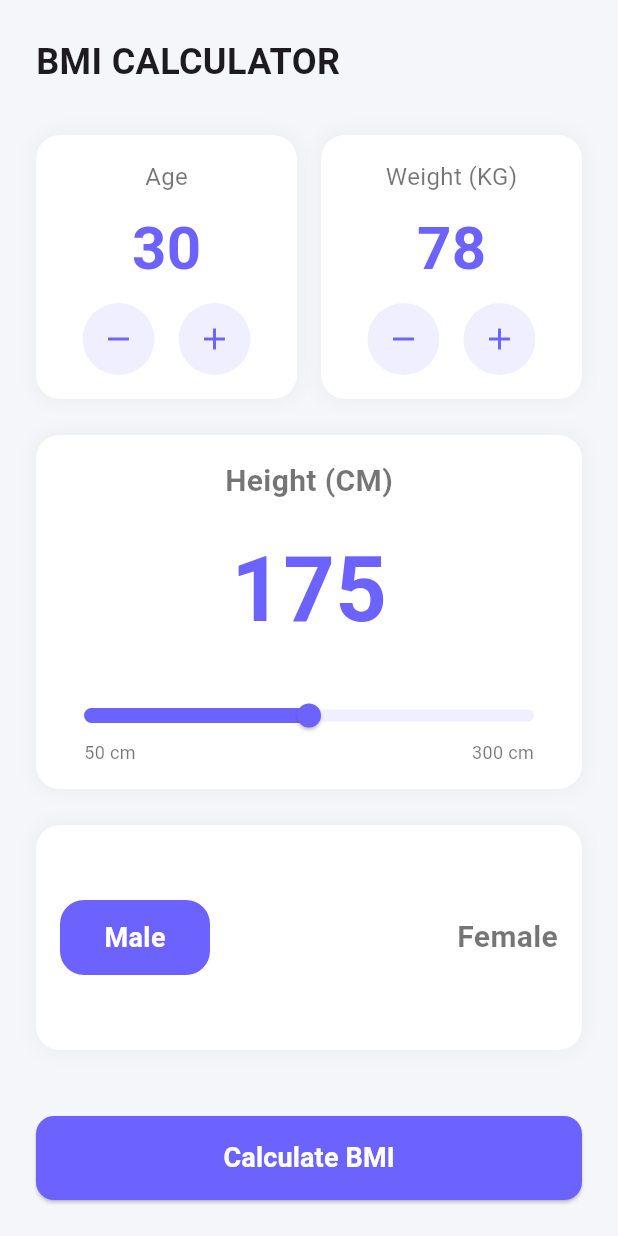
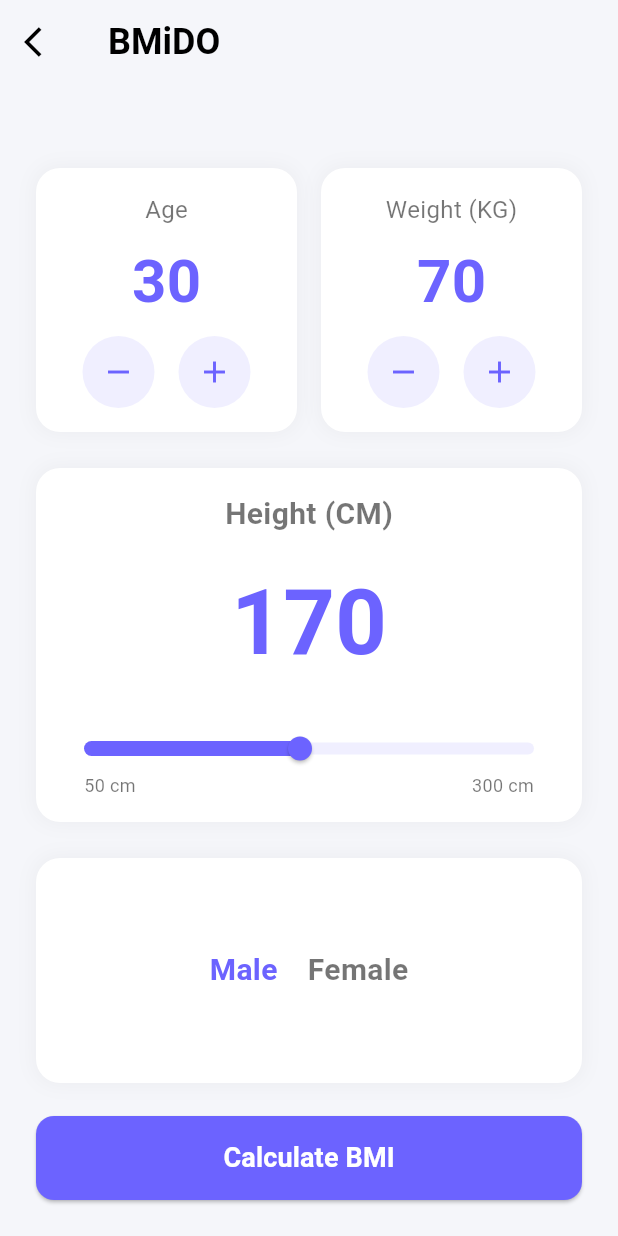
Before and after one commit to Psiyllo/bmi-app-flutter, a Flutter app: the BMICalculatorScreen screen opened directly, on a phone screen of 412 x 824 dp. Run offline on Flutter 3.47's test engine with Material 3 defaults, Android fonts, the phone set to English and light mode, and no system bars; our stand-ins replace sqflite_common, sqflite_common_ffi, sqflite_common_ffi_web; accounts and stored records are empty.

```diff
--- a/lib/presentation/screens/bmi_calculator_screen.dart
+++ /dev/null
@@ -1,283 +0,0 @@
-import 'package:flutter/material.dart';
-import '../../core/theme/app_colors.dart';
-import '../../core/constants/app_constants.dart';
-import '../../core/theme/app_text_styles.dart';
-import '../../data/models/bmi_model.dart';
-import '../widgets/custom_button.dart';
-import '../widgets/custom_slider.dart';
-import '/presentation/screens/bmi_result_screen.dart';
-
-class BMICalculatorScreen extends StatefulWidget {
-  const BMICalculatorScreen({Key? key}) : super(key: key);
-
-  @override
-  _BMICalculatorScreenState createState() => _BMICalculatorScreenState();
-}
-
-class _BMICalculatorScreenState extends State<BMICalculatorScreen> {
-  double height = 175;
-  double weight = 78;
-  int age = 30;
-  String gender = 'Male';
-
-  Widget _buildValueCard(String title, String value, VoidCallback onMinus, VoidCallback onPlus) {
-    return Container(
-      padding: const EdgeInsets.all(16),
-      decoration: BoxDecoration(
-        color: Colors.white,
-        borderRadius: BorderRadius.circular(16),
-        boxShadow: [
-          BoxShadow(
-            color: Colors.grey.withOpacity(0.1),
-            spreadRadius: 1,
-            blurRadius: 10,
-          ),
-        ],
-      ),
-      child: Column(
-        children: [
-          Text(
-            title,
-            style: const TextStyle(
-              color: Colors.black54,
-              fontSize: 16,
-            ),
-          ),
-          const SizedBox(height: 8),
-          Text(
-            value,
-            style: const TextStyle(
-              color: AppColors.primary,
-              fontSize: 40,
-              fontWeight: FontWeight.bold,
-            ),
-          ),
-          const SizedBox(height: 8),
-          Row(
-            mainAxisSize: MainAxisSize.min,
-            children: [
-              _buildCircularButton(Icons.remove, onMinus),
-              const SizedBox(width: 16),
-              _buildCircularButton(Icons.add, onPlus),
-            ],
-          ),
-        ],
-      ),
-    );
-  }
-
-  Widget _buildCircularButton(IconData icon, VoidCallback onPressed) {
-    return Container(
-      decoration: BoxDecoration(
-        shape: BoxShape.circle,
-        color: AppColors.primary.withOpacity(0.1),
-      ),
-      child: IconButton(
-        icon: Icon(icon, color: AppColors.primary),
-        onPressed: onPressed,
-      ),
-    );
-  }
-
-  Widget _buildHeightCard() {
-    return Container(
-      padding: const EdgeInsets.all(16),
-      decoration: BoxDecoration(
-        color: Colors.white,
-        borderRadius: BorderRadius.circular(16),
-        boxShadow: [
-          BoxShadow(
-            color: Colors.grey.withOpacity(0.1),
-            spreadRadius: 1,
-            blurRadius: 10,
-          ),
-        ],
-      ),
-      child: Column(
-        crossAxisAlignment: CrossAxisAlignment.center,
-        children: [
-          const Text(
-            'Height (CM)',
-            style: TextStyle(
-              color: Colors.black54,
-              fontSize: 20,
-              fontWeight: FontWeight.bold,
-            ),
-          ),
-          const SizedBox(height: 16),
-          Text(
-            height.toStringAsFixed(0),
-            style: const TextStyle(
-              color: AppColors.primary,
-              fontSize: 60,
-              fontWeight: FontWeight.bold,
-            ),
-          ),
-          const SizedBox(height: 24),
-          CustomSlider(
-            value: height,
-            min: 50,
-            max: 300,
-            onChanged: (value) {
-              setState(() {
-                height = value;
-              });
-            },
-          ),
-        ],
-      ),
-    );
-  }
-
-  Widget _buildGenderSelector() {
-  return Container(
-    height: 150, // Aumentei o tamanho da caixa
-    padding: const EdgeInsets.all(16),
-    decoration: BoxDecoration(
-      color: Colors.white,
-      borderRadius: BorderRadius.circular(16),
-      boxShadow: [
-        BoxShadow(
-          color: Colors.grey.withOpacity(0.1),
-          spreadRadius: 1,
-          blurRadius: 10,
-        ),
-      ],
-    ),
-    child: Stack(
-      alignment: Alignment.center,
-      children: [
-        Row(
-          mainAxisAlignment: MainAxisAlignment.spaceBetween,
-          children: [
-            Text(
-              'Male',
-              style: TextStyle(
-                fontSize: 20,
-                fontWeight: FontWeight.bold,
-                color: gender == 'Male' ? AppColors.primary : Colors.black54,
-              ),
-            ),
-            Text(
-              'Female',
-              style: TextStyle(
-                fontSize: 20,
-                fontWeight: FontWeight.bold,
-                color: gender == 'Female' ? AppColors.primary : Colors.black54,
-              ),
-            ),
-          ],
-        ),
-        AnimatedAlign(
-          alignment: gender == 'Male' ? Alignment.centerLeft : Alignment.centerRight,
-          duration: const Duration(milliseconds: 300),
-          child: GestureDetector(
-            onTap: () {
-              setState(() {
-                gender = gender == 'Male' ? 'Female' : 'Male';
-              });
-            },
-            child: Container(
-              width: 100,
-              height: 50,
-              decoration: BoxDecoration(
-                color: AppColors.primary,
-                borderRadius: BorderRadius.circular(16),
-              ),
-              child: Center(
-                child: Text(
-                  gender,
-                  style: const TextStyle(
-                    color: Colors.white,
-                    fontSize: 18,
-                    fontWeight: FontWeight.bold,
-                  ),
-                ),
-              ),
-            ),
-          ),
-        ),
-      ],
-    ),
-  );
-}
-
-  @override
-Widget build(BuildContext context) {
-  return Scaffold(
-    backgroundColor: const Color(0xFFF5F6FA),
-    body: SafeArea(
-      child: Padding(
-        padding: const EdgeInsets.all(24.0),
-        child: Column(
-          crossAxisAlignment: CrossAxisAlignment.start,
-          children: [
-            const Text(
-              'BMI CALCULATOR',
-              style: TextStyle(
-                fontSize: 24,
-                fontWeight: FontWeight.bold,
-              ),
-            ),
-            const SizedBox(height: 32),
-            Row(
-              children: [
-                Expanded(
-                  child: _buildValueCard(
-                    'Age',
-                    age.toString(),
-                    () => setState(() {
-                      if (age > 1) age--;
-                    }),
-                    () => setState(() {
-                      age++;
-                    }),
-                  ),
-                ),
-                const SizedBox(width: 16),
-                Expanded(
-                  child: _buildValueCard(
-                    'Weight (KG)',
-                    weight.toStringAsFixed(0),
-                    () => setState(() {
-                      if (weight > 1) weight--;
-                    }),
-                    () => setState(() {
-                      weight++;
-                    }),
-                  ),
-                ),
-              ],
-            ),
-            const SizedBox(height: 24),
-            _buildHeightCard(),
-            const SizedBox(height: 24),
-            _buildGenderSelector(),
-            const Spacer(),
-            // Corrigindo o botão aqui
-            CustomButton(
-              text: AppConstants.calculateButtonText,
-              onPressed: () {
-                final bmiModel = BMIModel(
-                  height: height,
-                  weight: weight,
-                  age: age,
-                  gender: gender,
-                );
-                Navigator.push(
-                  context,
-                  MaterialPageRoute(
-                    builder: (context) => BMIResultScreen(bmiModel: bmiModel),
-                  ),
-                );
-              },
-              backgroundColor: AppColors.primary, // Cor de fundo do botão
-              textColor: AppColors.background, // Cor do texto do botão
-            ),
-          ],
-        ),
-      ),
-    ),
-  );
-}
-}
--- /dev/null
+++ b/lib/presentation/screens/calculator/bmi_calculator_factory.dart
@@ -0,0 +1,20 @@
+import 'package:flutter/material.dart';
+import '../../screens/calculator/bmi_calculator_screen.dart';
+import '../../../data/models/bmi_model.dart';
+
+class BMICalculatorFactory {
+  // Defina o método createBMIModel aqui
+  BMIModel createBMIModel({
+    required double height,
+    required double weight,
+    required int age,
+    required String gender,
+  }) {
+    return BMIModel(
+      height: height,
+      weight: weight,
+      age: age,
+      gender: gender,
+    );
+  }
+}
--- /dev/null
+++ b/lib/presentation/screens/calculator/bmi_calculator_screen.dart
@@ -0,0 +1,274 @@
+import 'package:flutter/material.dart';
+import '../../../core/theme/app_colors.dart';
+import '/../../core/constants/app_constants.dart';
+import '/../../data/models/bmi_model.dart';
+import '../../widgets/custom_button.dart';
+import '../../widgets/custom_slider.dart';
+import '../../screens/calculator/bmi_calculator_service.dart';
+import '../../screens/calculator/bmi_calculator_factory.dart';
+import '../../screens/result/bmi_result_screen.dart';
+import '../../../data/models/bmi_model.dart';
+
+class BMICalculatorScreen extends StatefulWidget {
+  const BMICalculatorScreen({Key? key}) : super(key: key);
+
+  @override
+  _BMICalculatorScreenState createState() => _BMICalculatorScreenState();
+}
+
+class _BMICalculatorScreenState extends State<BMICalculatorScreen> {
+  final BMICalculatorFactory _bmiFactory = BMICalculatorFactory();
+  double height = 170.0;
+  double weight = 70.0;
+  int age = 30;
+  String gender = 'Male';
+
+  Widget _buildValueCard(
+      String title, String value, VoidCallback onMinus, VoidCallback onPlus) {
+    return Container(
+      padding: const EdgeInsets.all(16),
+      decoration: BoxDecoration(
+        color: Colors.white,
+        borderRadius: BorderRadius.circular(16),
+        boxShadow: [
+          BoxShadow(
+            color: Colors.grey.withOpacity(0.1),
+            spreadRadius: 1,
+            blurRadius: 10,
+          ),
+        ],
+      ),
+      child: Column(
+        children: [
+          Text(
+            title,
+            style: const TextStyle(
+              color: Colors.black54,
+              fontSize: 16,
+            ),
+          ),
+          const SizedBox(height: 8),
+          Text(
+            value,
+            style: const TextStyle(
+              color: AppColors.primary,
+              fontSize: 40,
+              fontWeight: FontWeight.bold,
+            ),
+          ),
+          const SizedBox(height: 8),
+          Row(
+            mainAxisSize: MainAxisSize.min,
+            children: [
+              _buildCircularButton(Icons.remove, onMinus),
+              const SizedBox(width: 16),
+              _buildCircularButton(Icons.add, onPlus),
+            ],
+          ),
+        ],
+      ),
+    );
+  }
+
+  Widget _buildCircularButton(IconData icon, VoidCallback onPressed) {
+    return Container(
+      decoration: BoxDecoration(
+        shape: BoxShape.circle,
+        color: AppColors.primary.withOpacity(0.1),
+      ),
+      child: IconButton(
+        icon: Icon(icon, color: AppColors.primary),
+        onPressed: onPressed,
+      ),
+    );
+  }
+
+  Widget _buildHeightCard() {
+    return Container(
+      padding: const EdgeInsets.all(16),
+      decoration: BoxDecoration(
+        color: Colors.white,
+        borderRadius: BorderRadius.circular(16),
+        boxShadow: [
+          BoxShadow(
+            color: Colors.grey.withOpacity(0.1),
+            spreadRadius: 1,
+            blurRadius: 10,
+          ),
+        ],
+      ),
+      child: Column(
+        crossAxisAlignment: CrossAxisAlignment.center,
+        children: [
+          const Text(
+            'Height (CM)',
+            style: TextStyle(
+              color: Colors.black54,
+              fontSize: 20,
+              fontWeight: FontWeight.bold,
+            ),
+          ),
+          const SizedBox(height: 16),
+          Text(
+            height.toStringAsFixed(0),
+            style: const TextStyle(
+              color: AppColors.primary,
+              fontSize: 60,
+              fontWeight: FontWeight.bold,
+            ),
+          ),
+          const SizedBox(height: 24),
+          CustomSlider(
+            value: height,
+            min: 50,
+            max: 300,
+            onChanged: (value) {
+              setState(() {
+                height = value;
+              });
+            },
+          ),
+        ],
+      ),
+    );
+  }
+
+  Widget _buildGenderSelector() {
+    return Container(
+      height: 150,
+      padding: const EdgeInsets.all(16),
+      decoration: BoxDecoration(
+        color: Colors.white,
+        borderRadius: BorderRadius.circular(16),
+        boxShadow: [
+          BoxShadow(
+            color: Colors.grey.withOpacity(0.1),
+            spreadRadius: 1,
+            blurRadius: 10,
+          ),
+        ],
+      ),
+      child: Row(
+        mainAxisAlignment: MainAxisAlignment.center,
+        children: [
+          GestureDetector(
+            onTap: () {
+              setState(() {
+                gender = 'Male';
+              });
+            },
+            child: Text(
+              'Male',
+              style: TextStyle(
+                fontSize: 20,
+                fontWeight: FontWeight.bold,
+                color: gender == 'Male' ? AppColors.primary : Colors.black54,
+              ),
+            ),
+          ),
+          const SizedBox(width: 20),
+          GestureDetector(
+            onTap: () {
+              setState(() {
+                gender = 'Female';
+              });
+            },
+            child: Text(
+              'Female',
+              style: TextStyle(
+                fontSize: 20,
+                fontWeight: FontWeight.bold,
+                color: gender == 'Female' ? AppColors.primary : Colors.black54,
+              ),
+            ),
+          ),
+        ],
+      ),
+    );
+  }
+
+  @override
+  Widget build(BuildContext context) {
+    return Scaffold(
+      backgroundColor: const Color(0xFFF5F6FA),
+      appBar: AppBar(
+        backgroundColor: Colors.transparent,
+        elevation: 0,
+        leading: IconButton(
+          icon: const Icon(Icons.arrow_back_ios, color: Colors.black),
+          onPressed: () => Navigator.of(context).pop(),
+        ),
+        title: const Text(
+          'BMiDO',
+          style: TextStyle(
+            fontSize: 24,
+            fontWeight: FontWeight.bold,
+            color: Colors.black,
+          ),
+        ),
+      ),
+      body: SafeArea(
+        child: Padding(
+          padding: const EdgeInsets.all(24.0),
+          child: Column(
+            crossAxisAlignment: CrossAxisAlignment.start,
+            children: [
+              const SizedBox(height: 32),
+              Row(
+                children: [
+                  Expanded(
+                    child: _buildValueCard(
+                      'Age',
+                      age.toString(),
+                      () => setState(() {
+                        if (age > 1) age--;
+                      }),
+                      () => setState(() {
+                        age++;
+                      }),
+                    ),
+                  ),
+                  const SizedBox(width: 16),
+                  Expanded(
+                    child: _buildValueCard(
+                      'Weight (KG)',
+                      weight.toStringAsFixed(0),
+                      () => setState(() {
+                        if (weight > 1) weight--;
+                      }),
+                      () => setState(() {
+                        weight++;
+                      }),
+                    ),
+                  ),
+                ],
+              ),
+              const SizedBox(height: 24),
+              _buildHeightCard(),
+              const SizedBox(height: 24),
+              _buildGenderSelector(),
+              const Spacer(),
+              CustomButton(
+                text: AppConstants.calculateButtonText,
+                onPressed: () {
+                  final bmiModel = _bmiFactory.createBMIModel(
+                    height: height,
+                    weight: weight,
+                    age: age,
+                    gender: gender,
+                  );
+
+                  Navigator.of(context).push(MaterialPageRoute(
+                    builder: (_) => BMIResultScreen(bmiModel: bmiModel),
+                  ));
+                },
+                backgroundColor: AppColors.primary,
+                textColor: AppColors.background,
+              ),
+            ],
+          ),
+        ),
+      ),
+    );
+  }
+}
--- a/lib/presentation/screens/bmi_history_screen.dart
+++ b/lib/presentation/screens/history/bmi_history_screen.dart
@@ -1,6 +1,6 @@
 import 'package:flutter/material.dart';
-import '../../data/bmi_database.dart'; // Importação do banco de dados
-import '../../core/theme/app_colors.dart'; // Importando AppColors para utilizar o primary
+import '../../../data/bmi_database.dart'; // Importação do banco de dados
+import '../../../core/theme/app_colors.dart'; // Importando AppColors para utilizar o primary
 
 class BMIHistoryScreen extends StatelessWidget {
   @override
```
Also changed, not shown: lib/data/models/bmi_model.dart (+33 -6 lines), lib/main.dart (+8 -4 lines), lib/presentation/screens/calculator/bmi_calculator_route.dart (added, +29 -0 lines), lib/presentation/screens/calculator/bmi_calculator_service.dart (added, +20 -0 lines), lib/presentation/screens/home/onboarding_screen.dart (renamed from lib/presentation/screens/onboarding_screen.dart, +4 -4 lines), lib/presentation/screens/result/bmi_result_screen.dart (renamed from lib/presentation/screens/bmi_result_screen.dart, +8 -8 lines).
